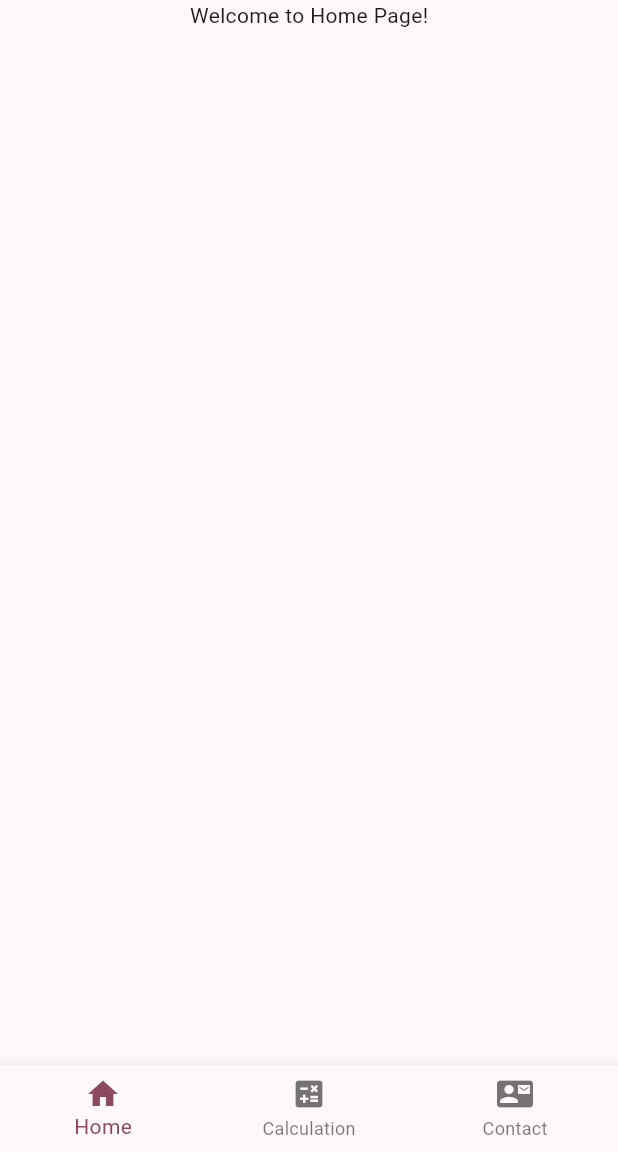
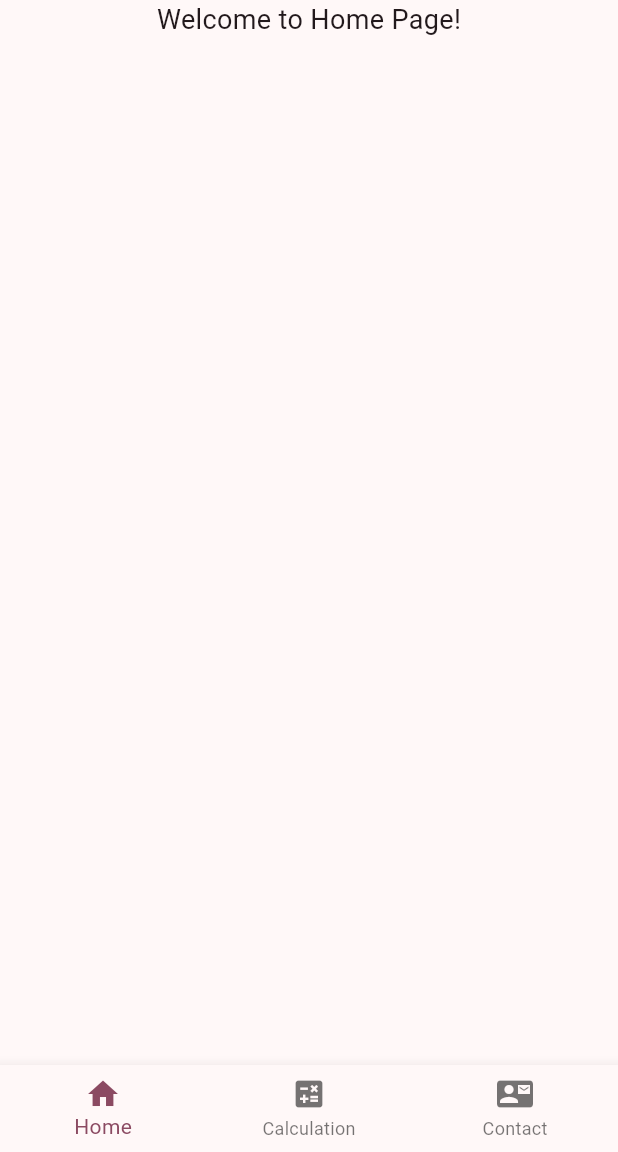
Before and after one commit to teeradui/Mobile, a Flutter app: the screen it shows after launch, on a phone screen of 412 x 824 dp, the part 84-1236 px from its top. Run offline on Flutter 3.47's test engine with Material 3 defaults, Android fonts, the phone set to English and light mode, and no system bars.

Commit message:
change font size add hom.dart and contact.dart

```diff
--- a/lib/pages/contact.dart
+++ b/lib/pages/contact.dart
@@ -14,7 +14,8 @@ class _ContactPageState extends State<ContactPage> {
     return ListView(
       children: const [
         Center(
-          child: Text(  'email:teerady1112@gmail.com'),
+          child: Text(  'email:teerady1112@gmail.com',
+          style: TextStyle(fontSize: 18),),
         )
       ],
     );
--- a/lib/pages/home.dart
+++ b/lib/pages/home.dart
@@ -14,7 +14,8 @@ class _HomePageState extends State<HomePage> {
     return ListView(
       children: const [
         Center(
-          child: Text(  'Welcome to Home Page!'),
+          child: Text(  'Welcome to Home Page!',
+          style: TextStyle(fontSize: 18),),
         )
       ],
     );
```
